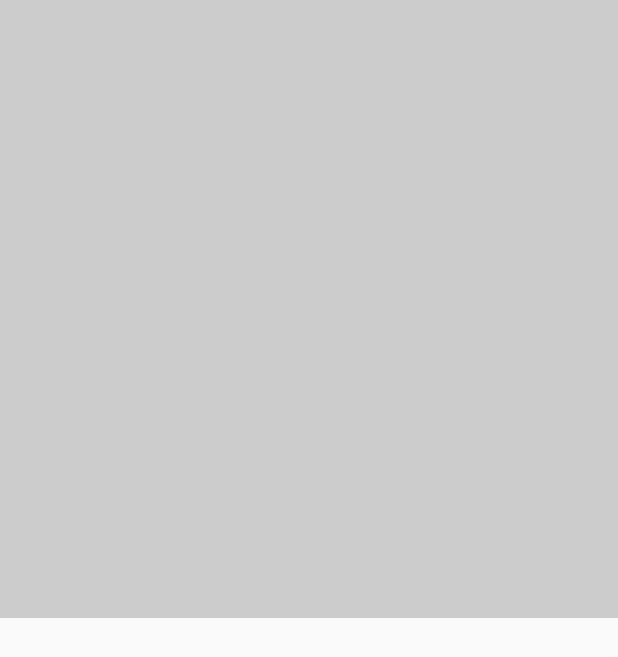
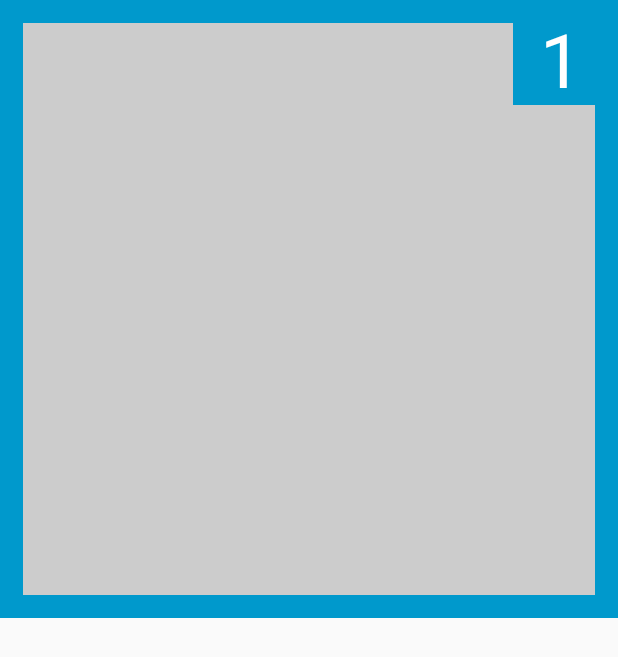
Before and after one commit to lowapple/PinEditor-android, an Android app: the layout pinpick_image_view.xml on its own in the app's theme, with its tools: preview values and no code run, on a phone screen of 412 x 824 dp. Shown: the top 657 px of the screen. Run offline under Robolectric (Android 15) with nearby library versions, the phone set to English and light mode, and no system bars; Roboto replaces fonts that are not available here.

Commit message:
Add bottom image toolbar select layout:

```diff
--- a/app/src/main/java/com/plancatlog/pineditor/PinPick/PinPickAdapter.kt
+++ b/app/src/main/java/com/plancatlog/pineditor/PinPick/PinPickAdapter.kt
@@ -1,6 +1,7 @@
 package com.plancatlog.pineditor.PinPick
 
 import android.app.LoaderManager
+import android.content.Context
 import android.content.Loader
 import android.database.Cursor
 import android.net.Uri
@@ -20,21 +21,20 @@ import com.plancatlog.pineditor.PinPick.View.PinPickHolder
  * Created by plancatlog on 2017. 8. 16..
  */
 
-class PinPickAdapter :
-        RecyclerView.Adapter<PinPickHolder>,
+class PinPickAdapter(activity: EditorActivity) :
+        RecyclerView.Adapter<PinPickHolder>(),
         PinPickHolder.OnPinPickListener {
 
     var pinpicks: ArrayList<PinPickImage>? = null
     var selected = ArrayList<PinPickHolder>()
 
-    val activity: EditorActivity
+    val activity = activity
 
     fun getItem(p0: Int) = if (pinpicks != null) pinpicks!![p0] else null
 
     override fun getItemCount(): Int = if (pinpicks != null) pinpicks!!.size else 0
 
-    constructor(activity: EditorActivity) : super() {
-        this.activity = activity
+    init {
         pinpicks = ArrayList<PinPickImage>()
         pinpicks?.add(PinPickImage(null, null, PinPickType.CAMERA))
         pinpicks?.add(PinPickImage(null, null, PinPickType.GALLERY))
@@ -59,7 +59,7 @@ class PinPickAdapter :
 
             if (imageCursor != null) {
                 var count = 0
-                while (imageCursor.moveToNext() && count < 20) {
+                while (imageCursor.moveToNext() && count < 100) {
                     val filePath = imageCursor.getString(dataColumnIndex)
                     val imageId = imageCursor.getString(idColumnIndex)
 
@@ -87,7 +87,7 @@ class PinPickAdapter :
         val thumbnailCursor = activity.contentResolver.query(
                 MediaStore.Images.Thumbnails.EXTERNAL_CONTENT_URI,
                 projection, // Which columns to return
-                MediaStore.Images.Thumbnails.IMAGE_ID + "=?",
+                "${MediaStore.Images.Thumbnails.IMAGE_ID}=?",
                 arrayOf(imageId),
                 null)
 
@@ -121,11 +121,13 @@ class PinPickAdapter :
         }
     }
 
+    // 이미지 선택
     override fun onSelect(pinPickHolder: PinPickHolder) {
         pinPickHolder.setSelected(true, selected.size + 1);
         selected.add(pinPickHolder);
     }
 
+    // 이미지 선택 취소
     override fun onDeselect(pinPickHolder: PinPickHolder) {
         val index = selected.indexOf(pinPickHolder)
         val iter = selected.listIterator(index)
--- a/app/src/main/java/com/plancatlog/pineditor/PinPick/View/PinPickHolder.kt
+++ b/app/src/main/java/com/plancatlog/pineditor/PinPick/View/PinPickHolder.kt
@@ -2,7 +2,9 @@ package com.plancatlog.pineditor.PinPick.View
 
 import android.support.v7.widget.RecyclerView
 import android.view.View
+import android.widget.FrameLayout
 import android.widget.ImageView
+import android.widget.TextView
 import com.bumptech.glide.Glide
 import com.plancatlog.pineditor.PinPick.Model.PinPickImage
 import kotlinx.android.synthetic.main.pinpick_image_view.view.*
@@ -18,6 +20,8 @@ class PinPickHolder(view: View, listener: OnPinPickListener) : RecyclerView.View
     }
 
     val imageView: ImageView
+    val imageNumLayout: FrameLayout
+    val imageNum: TextView
 
     private lateinit var pinpickImage: PinPickImage
     private val onPinPickListener = listener
@@ -25,14 +29,15 @@ class PinPickHolder(view: View, listener: OnPinPickListener) : RecyclerView.View
 
     init {
         imageView = view.pinpick_image_thumbnail
+        imageNum = view.pinpick_select_num
+        imageNumLayout = view.pinpick_select_layout
+        imageNumLayout.visibility = View.GONE
 
         view.setOnClickListener(this)
     }
 
     fun setPinPick(pinPickImage: PinPickImage) {
         this.pinpickImage = pinpickImage
-        // imageView.setImageURI(pinPickImage.thumbnailUri)
-
     }
 
     override fun onClick(p0: View?) {
@@ -44,9 +49,10 @@ class PinPickHolder(view: View, listener: OnPinPickListener) : RecyclerView.View
 
     fun setSelected(selected: Boolean, count: Int) {
         if (selected) {
-
+            imageNumLayout.visibility = View.VISIBLE
+            imageNum.text = count.toString()
         } else {
-
+            imageNumLayout.visibility = View.GONE
         }
     }
 }
--- /dev/null
+++ b/app/src/main/res/drawable/pinpick_select_image.xml
@@ -0,0 +1,6 @@
+<?xml version="1.0" encoding="utf-8"?>
+<shape xmlns:android="http://schemas.android.com/apk/res/android">
+    <stroke
+        android:width="15dp"
+        android:color="@android:color/holo_blue_dark" />
+</shape>
--- /dev/null
+++ b/app/src/main/res/drawable/pinpick_select_num_background.xml
@@ -0,0 +1,4 @@
+<?xml version="1.0" encoding="utf-8"?>
+<shape xmlns:android="http://schemas.android.com/apk/res/android">
+    <solid android:color="@android:color/holo_blue_dark" />
+</shape>
--- a/app/src/main/res/layout/pinpick_image_view.xml
+++ b/app/src/main/res/layout/pinpick_image_view.xml
@@ -4,10 +4,55 @@
     android:layout_height="wrap_content"
     android:background="#ccc">
 
-    <ImageView
-        android:id="@+id/pinpick_image_thumbnail"
+    <RelativeLayout
         android:layout_width="match_parent"
-        android:layout_height="match_parent"
-        android:scaleType="centerCrop" />
+        android:layout_height="match_parent">
+
+        <FrameLayout
+            android:id="@+id/pinpick_select_layout"
+            android:layout_width="match_parent"
+            android:layout_height="match_parent">
+
+            <FrameLayout
+                android:layout_width="match_parent"
+                android:layout_height="match_parent"
+                android:background="@drawable/pinpick_select_image" />
+
+            <LinearLayout
+                android:layout_width="match_parent"
+                android:layout_height="match_parent"
+                android:gravity="right">
+
+                <FrameLayout
+                    android:layout_width="70dp"
+                    android:layout_height="70dp"
+                    android:background="@drawable/pinpick_select_num_background" />
+            </LinearLayout>
+
+            <LinearLayout
+                android:layout_width="match_parent"
+                android:layout_height="match_parent"
+                android:gravity="right"
+                android:paddingRight="24dp"
+                android:paddingTop="5dp">
+
+                <TextView
+                    android:id="@+id/pinpick_select_num"
+                    android:layout_width="wrap_content"
+                    android:layout_height="wrap_content"
+                    android:text="1"
+                    android:textColor="@android:color/white"
+                    android:textSize="50dp" />
+
+            </LinearLayout>
+        </FrameLayout>
+
+        <ImageView
+            android:id="@+id/pinpick_image_thumbnail"
+            android:layout_width="match_parent"
+            android:layout_height="match_parent"
+            android:scaleType="centerCrop" />
+
+    </RelativeLayout>
 
 </com.plancatlog.pineditor.Toolbar.Image.ImageFrame>
```
